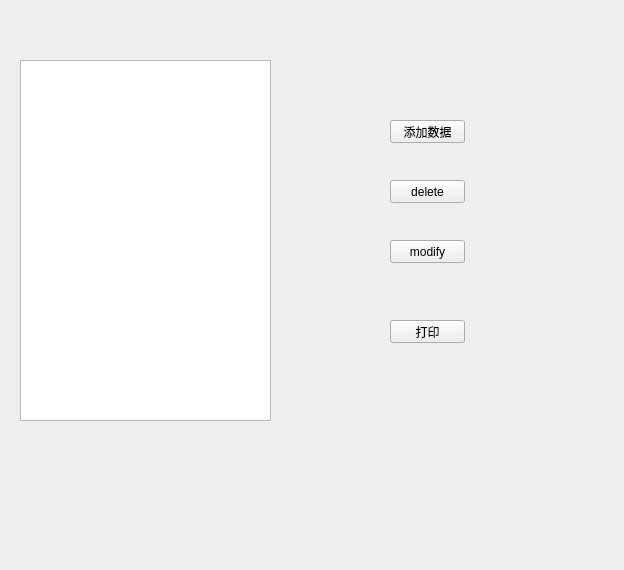
The window that Src/UI/widget.ui (jiutianhuanpei/HBApp) describes before a commit, drawn with Qt 5.
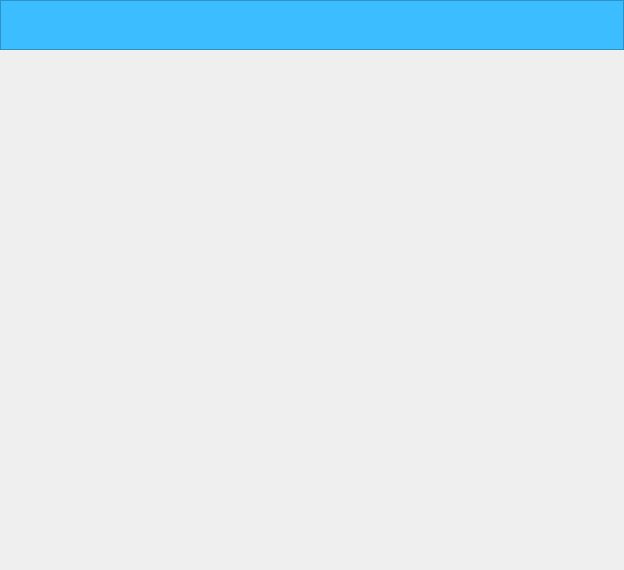
The same window after the commit. Custom widgets are drawn as their Qt base class.

```diff
--- a/Src/UI/widget.ui
+++ b/Src/UI/widget.ui
@@ -14,86 +14,61 @@
    <string>Widget</string>
   </property>
   <property name="styleSheet">
-   <string notr="true">
-
-Widget{
-background-color: white;
+   <string notr="true">QWidget#topBar{
+background:#3CBDFF;
 }
-
 </string>
   </property>
-  <widget class="QPushButton" name="pBtn_add">
-   <property name="geometry">
-    <rect>
-     <x>390</x>
-     <y>120</y>
-     <width>75</width>
-     <height>23</height>
-    </rect>
+  <layout class="QVBoxLayout" name="vLayout">
+   <property name="spacing">
+    <number>0</number>
    </property>
-   <property name="text">
-    <string>添加数据</string>
+   <property name="leftMargin">
+    <number>0</number>
    </property>
-  </widget>
-  <widget class="QPushButton" name="pBtn_delete">
-   <property name="geometry">
-    <rect>
-     <x>390</x>
-     <y>180</y>
-     <width>75</width>
-     <height>23</height>
-    </rect>
+   <property name="topMargin">
+    <number>0</number>
    </property>
-   <property name="text">
-    <string>delete</string>
+   <property name="rightMargin">
+    <number>0</number>
    </property>
-  </widget>
-  <widget class="QPushButton" name="pBtn_modify">
-   <property name="geometry">
-    <rect>
-     <x>390</x>
-     <y>240</y>
-     <width>75</width>
-     <height>23</height>
-    </rect>
+   <property name="bottomMargin">
+    <number>0</number>
    </property>
-   <property name="text">
-    <string>modify</string>
-   </property>
-  </widget>
-  <widget class="QPushButton" name="pBtn_log">
-   <property name="geometry">
-    <rect>
-     <x>390</x>
-     <y>320</y>
-     <width>75</width>
-     <height>23</height>
-    </rect>
-   </property>
-   <property name="text">
-    <string>打印</string>
-   </property>
-  </widget>
-  <widget class="HBTreeView" name="treeView">
-   <property name="geometry">
-    <rect>
-     <x>20</x>
-     <y>60</y>
-     <width>251</width>
-     <height>361</height>
-    </rect>
-   </property>
-   <property name="styleSheet">
-    <string notr="true"/>
-   </property>
-  </widget>
+   <item>
+    <widget class="TopBarWgt" name="topBar">
+     <property name="minimumSize">
+      <size>
+       <width>0</width>
+       <height>50</height>
+      </size>
+     </property>
+     <property name="maximumSize">
+      <size>
+       <width>16777215</width>
+       <height>50</height>
+      </size>
+     </property>
+     <property name="frameShape">
+      <enum>QFrame::StyledPanel</enum>
+     </property>
+     <property name="frameShadow">
+      <enum>QFrame::Raised</enum>
+     </property>
+    </widget>
+   </item>
+   <item>
+    <widget class="QStackedWidget" name="stackedWidget"/>
+   </item>
+  </layout>
  </widget>
  <layoutdefault spacing="6" margin="11"/>
  <customwidgets>
   <customwidget>
-   <class>HBTreeView</class>
-   <extends>QTreeView</extends>
-   <header location="global">C:\Users\zhangting\Desktop\HBApp_Pro\Src\UI\TreeView\hbtreeview.h</header>
+   <class>TopBarWgt</class>
+   <extends>QFrame</extends>
+   <header location="global">C:\Users\zhangting\Desktop\HBApp_Pro\Src\UI\topbarwgt.h</header>
+   <container>1</container>
   </customwidget>
  </customwidgets>
  <resources/>
```
